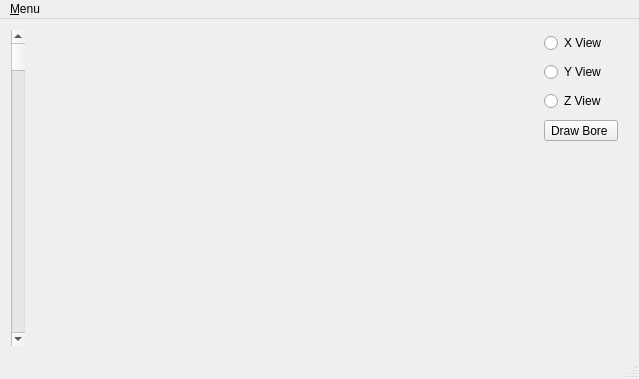
lewisfish/data_cube_viewer, file mainwindow.ui: the form before one commit.
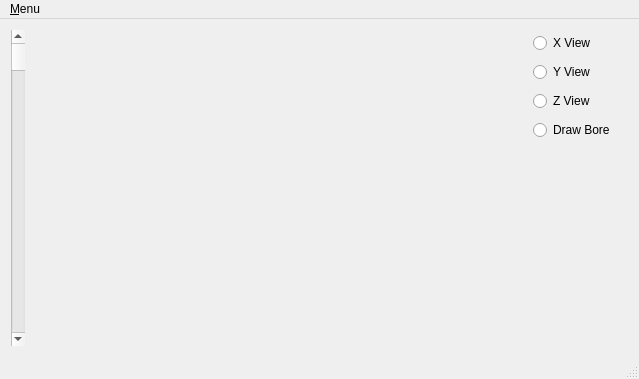
The form after the commit. Icons and pictures are not drawn.

Commit message: Added option to plot bor holes along the xaxis at y=100. changed draw bore to radio button

What changed in the file:
```diff
--- a/mainwindow.ui
+++ b/mainwindow.ui
@@ -70,7 +70,7 @@
        </widget>
       </item>
       <item row="3" column="0" colspan="2">
-       <widget class="QToolButton" name="Bore">
+       <widget class="QRadioButton" name="Bore">
         <property name="sizePolicy">
          <sizepolicy hsizetype="Expanding" vsizetype="Fixed">
           <horstretch>0</horstretch>
```
The commit also changes 1 other file.
